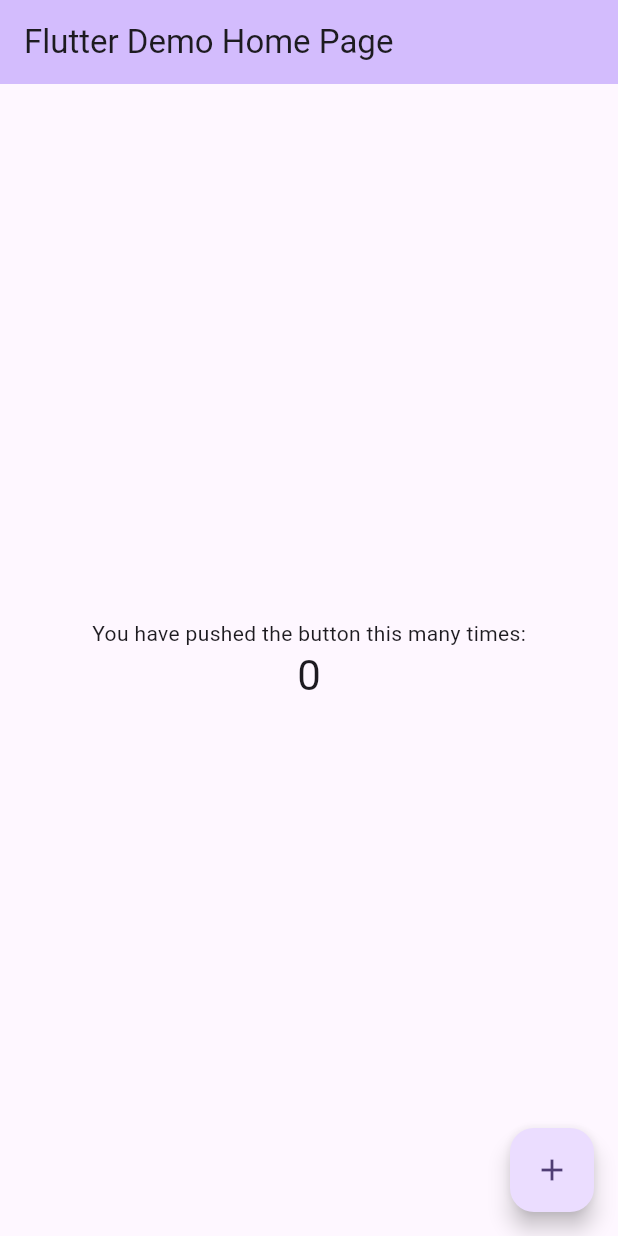
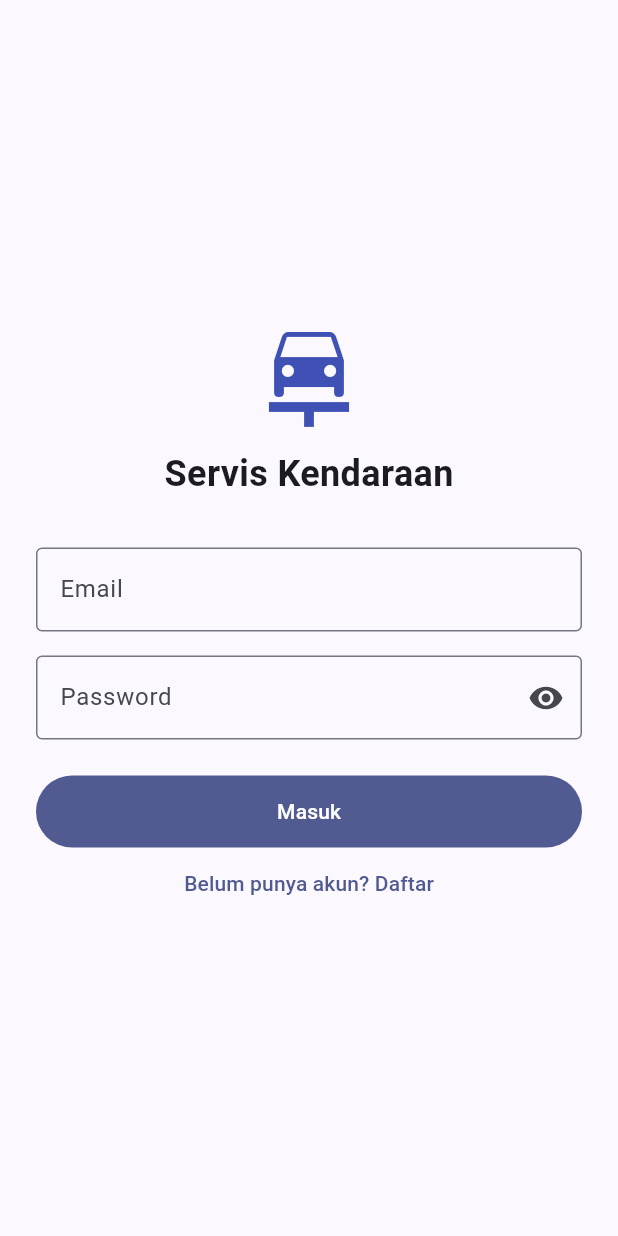
Before and after one commit to muhammadmulyana101-dev/servis-kendaraan, a Flutter app: the screen it shows after launch, on a phone screen of 412 x 824 dp. Run offline on Flutter 3.47's test engine with Material 3 defaults, Android fonts, the phone set to English and light mode, and no system bars; our stand-ins replace shared_preferences, sqflite; accounts and stored records are empty.

Commit message:
Tambah halaman login, registrasi, dan navigasi

```diff
--- a/lib/main.dart
+++ b/lib/main.dart
@@ -1,122 +1,31 @@
 import 'package:flutter/material.dart';
+import 'service/auth_service.dart';
+import 'screens/login_screen.dart';
+import 'screens/register_screen.dart';
+import 'screens/home_screen.dart';
 
-void main() {
-  runApp(const MyApp());
+void main() async {
+  WidgetsFlutterBinding.ensureInitialized();
+  final userId = await AuthService.currentUserId();
+  runApp(MyApp(startLoggedIn: userId != null));
 }
 
 class MyApp extends StatelessWidget {
-  const MyApp({super.key});
+  final bool startLoggedIn;
+  const MyApp({super.key, required this.startLoggedIn});
 
-  // This widget is the root of your application.
   @override
   Widget build(BuildContext context) {
     return MaterialApp(
-      title: 'Flutter Demo',
-      theme: ThemeData(
-        // This is the theme of your application.
-        //
-        // TRY THIS: Try running your application with "flutter run". You'll see
-        // the application has a purple toolbar. Then, without quitting the app,
-        // try changing the seedColor in the colorScheme below to Colors.green
-        // and then invoke "hot reload" (save your changes or press the "hot
-        // reload" button in a Flutter-supported IDE, or press "r" if you used
-        // the command line to start the app).
-        //
-        // Notice that the counter didn't reset back to zero; the application
-        // state is not lost during the reload. To reset the state, use hot
-        // restart instead.
-        //
-        // This works for code too, not just values: Most code changes can be
-        // tested with just a hot reload.
-        colorScheme: .fromSeed(seedColor: Colors.deepPurple),
-      ),
-      home: const MyHomePage(title: 'Flutter Demo Home Page'),
+      title: 'Servis Kendaraan',
+      debugShowCheckedModeBanner: false,
+      theme: ThemeData(colorSchemeSeed: Colors.indigo, useMaterial3: true),
+      initialRoute: startLoggedIn ? '/home' : '/login',
+      routes: {
+        '/login': (_) => const LoginScreen(),
+        '/register': (_) => const RegisterScreen(),
+        '/home': (_) => const HomeScreen(),
+      },
     );
   }
 }
-
-class MyHomePage extends StatefulWidget {
-  const MyHomePage({super.key, required this.title});
-
-  // This widget is the home page of your application. It is stateful, meaning
-  // that it has a State object (defined below) that contains fields that affect
-  // how it looks.
-
-  // This class is the configuration for the state. It holds the values (in this
-  // case the title) provided by the parent (in this case the App widget) and
-  // used by the build method of the State. Fields in a Widget subclass are
-  // always marked "final".
-
-  final String title;
-
-  @override
-  State<MyHomePage> createState() => _MyHomePageState();
-}
-
-class _MyHomePageState extends State<MyHomePage> {
-  int _counter = 0;
-
-  void _incrementCounter() {
-    setState(() {
-      // This call to setState tells the Flutter framework that something has
-      // changed in this State, which causes it to rerun the build method below
-      // so that the display can reflect the updated values. If we changed
-      // _counter without calling setState(), then the build method would not be
-      // called again, and so nothing would appear to happen.
-      _counter++;
-    });
-  }
-
-  @override
-  Widget build(BuildContext context) {
-    // This method is rerun every time setState is called, for instance as done
-    // by the _incrementCounter method above.
-    //
-    // The Flutter framework has been optimized to make rerunning build methods
-    // fast, so that you can just rebuild anything that needs updating rather
-    // than having to individually change instances of widgets.
-    return Scaffold(
-      appBar: AppBar(
-        // TRY THIS: Try changing the color here to a specific color (to
-        // Colors.amber, perhaps?) and trigger a hot reload to see the AppBar
-        // change color while the other colors stay the same.
-        backgroundColor: Theme.of(context).colorScheme.inversePrimary,
-        // Here we take the value from the MyHomePage object that was created by
-        // the App.build method, and use it to set our appbar title.
-        title: Text(widget.title),
-      ),
-      body: Center(
-        // Center is a layout widget. It takes a single child and positions it
-        // in the middle of the parent.
-        child: Column(
-          // Column is also a layout widget. It takes a list of children and
-          // arranges them vertically. By default, it sizes itself to fit its
-          // children horizontally, and tries to be as tall as its parent.
-          //
-          // Column has various properties to control how it sizes itself and
-          // how it positions its children. Here we use mainAxisAlignment to
-          // center the children vertically; the main axis here is the vertical
-          // axis because Columns are vertical (the cross axis would be
-          // horizontal).
-          //
-          // TRY THIS: Invoke "debug painting" (choose the "Toggle Debug Paint"
-          // action in the IDE, or press "p" in the console), to see the
-          // wireframe for each widget.
-          mainAxisAlignment: .center,
-          children: [
-            const Text('You have pushed the button this many times:'),
-            Text(
-              '$_counter',
-              style: Theme.of(context).textTheme.headlineMedium,
-            ),
-          ],
-        ),
-      ),
-      floatingActionButton: FloatingActionButton(
-        onPressed: _incrementCounter,
-        tooltip: 'Increment',
-        child: const Icon(Icons.add),
-      ),
-    );
-  }
-}
--- /dev/null
+++ b/lib/screens/login_screen.dart
@@ -0,0 +1,114 @@
+import 'package:flutter/material.dart';
+import '../service/auth_service.dart';
+
+class LoginScreen extends StatefulWidget {
+  const LoginScreen({super.key});
+
+  @override
+  State<LoginScreen> createState() => _LoginScreenState();
+}
+
+class _LoginScreenState extends State<LoginScreen> {
+  final _formKey = GlobalKey<FormState>();
+  final _email = TextEditingController();
+  final _pass = TextEditingController();
+  bool _loading = false;
+  bool _hide = true;
+
+  @override
+  void dispose() {
+    _email.dispose();
+    _pass.dispose();
+    super.dispose();
+  }
+
+  Future<void> _login() async {
+    if (!_formKey.currentState!.validate()) return;
+    setState(() => _loading = true);
+    final ok = await AuthService.login(_email.text.trim(), _pass.text);
+    if (!mounted) return;
+    setState(() => _loading = false);
+    if (ok) {
+      Navigator.pushReplacementNamed(context, '/home');
+    } else {
+      ScaffoldMessenger.of(context).showSnackBar(
+        const SnackBar(content: Text('Email atau password salah')),
+      );
+    }
+  }
+
+  @override
+  Widget build(BuildContext context) {
+    return Scaffold(
+      body: SafeArea(
+        child: Center(
+          child: SingleChildScrollView(
+            padding: const EdgeInsets.all(24),
+            child: Form(
+              key: _formKey,
+              child: Column(
+                mainAxisSize: MainAxisSize.min,
+                children: [
+                  const Icon(Icons.car_repair, size: 80, color: Colors.indigo),
+                  const SizedBox(height: 8),
+                  const Text('Servis Kendaraan',
+                      style:
+                          TextStyle(fontSize: 24, fontWeight: FontWeight.bold)),
+                  const SizedBox(height: 32),
+                  TextFormField(
+                    controller: _email,
+                    keyboardType: TextInputType.emailAddress,
+                    decoration: const InputDecoration(
+                        labelText: 'Email', border: OutlineInputBorder()),
+                    validator: (v) {
+                      if (v == null || v.trim().isEmpty) {
+                        return 'Email wajib diisi';
+                      }
+                      if (!v.contains('@')) return 'Format email tidak valid';
+                      return null;
+                    },
+                  ),
+                  const SizedBox(height: 16),
+                  TextFormField(
+                    controller: _pass,
+                    obscureText: _hide,
+                    decoration: InputDecoration(
+                      labelText: 'Password',
+                      border: const OutlineInputBorder(),
+                      suffixIcon: IconButton(
+                        icon: Icon(
+                            _hide ? Icons.visibility : Icons.visibility_off),
+                        onPressed: () => setState(() => _hide = !_hide),
+                      ),
+                    ),
+                    validator: (v) => (v == null || v.isEmpty)
+                        ? 'Password wajib diisi'
+                        : null,
+                  ),
+                  const SizedBox(height: 24),
+                  SizedBox(
+                    width: double.infinity,
+                    height: 48,
+                    child: FilledButton(
+                      onPressed: _loading ? null : _login,
+                      child: _loading
+                          ? const SizedBox(
+                              height: 20,
+                              width: 20,
+                              child: CircularProgressIndicator(strokeWidth: 2))
+                          : const Text('Masuk'),
+                    ),
+                  ),
+                  TextButton(
+                    onPressed: () => Navigator.pushNamed(context, '/register'),
+                    child: const Text('Belum punya akun? Daftar'),
+                  ),
+                ],
+              ),
+            ),
+          ),
+        ),
+      ),
+    );
+  }
+}
```
Also changed, not shown: lib/screens/home_screen.dart (added, +28 -0 lines), lib/screens/register_screen.dart (added, +117 -0 lines), 1 other file.
